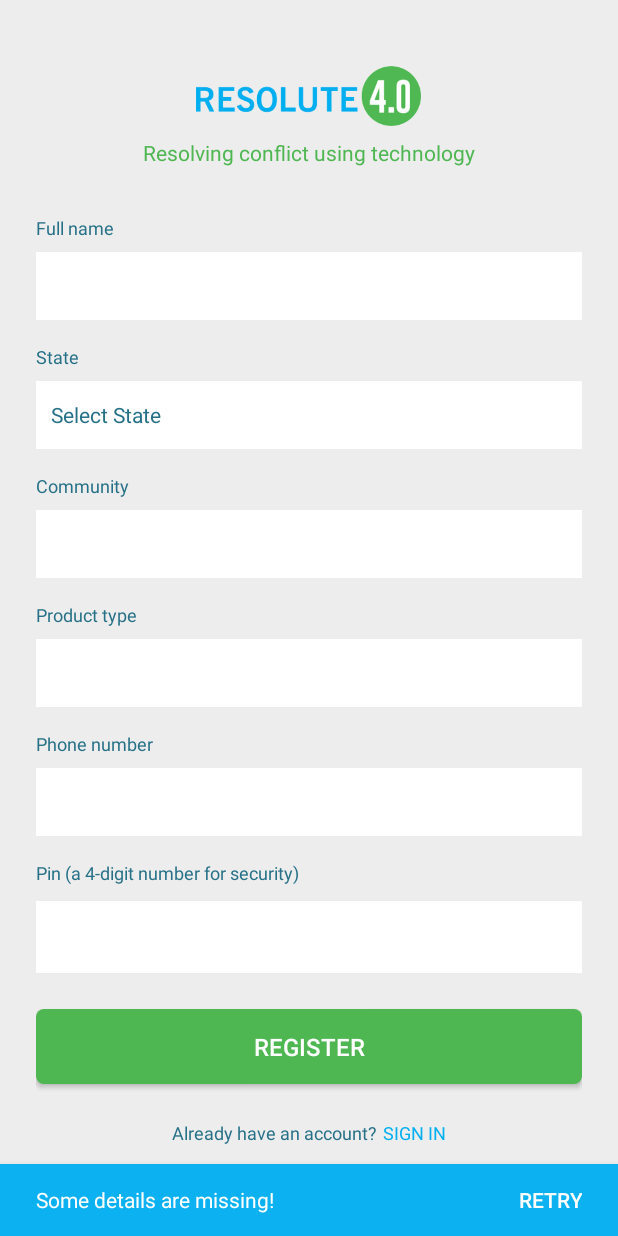
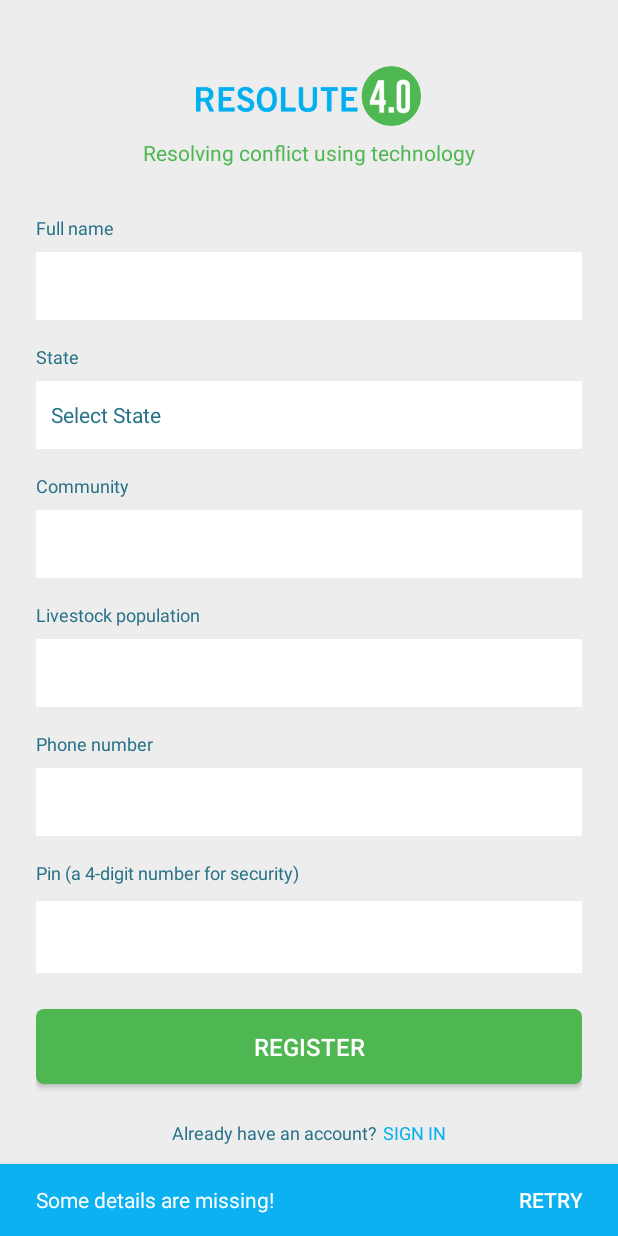
Before and after one commit to themavencoder/resolute40-herdsmen, an Android app: the RegisterActivity screen opened directly, with no data from a screen before it, after a tap on "REGISTER", on a phone screen of 412 x 824 dp. Run offline under Robolectric (Android 15) with nearby library versions, the phone set to English and light mode, and no system bars; libraries missing offline, so code that uses them is left out: com.raizlabs.android, org.parceler.

Commit message:
Registration functional

```diff
--- a/app/src/main/java/com/aloine/resolute40/auth/register/activity/RegisterActivity.java
+++ b/app/src/main/java/com/aloine/resolute40/auth/register/activity/RegisterActivity.java
@@ -39,7 +39,7 @@ import retrofit2.Callback;
 import retrofit2.Response;
 
 public class RegisterActivity extends AppCompatActivity implements RegisterContract.View {
-    private EditText mEtName, mEtPhone, mEtCommunity, mEtPin, mEtProductType;
+    private EditText mEtName, mEtPhone, mEtCommunity, mEtPin, mEtLivestockPopulation;
     private Spinner mSpState;
     private TextView mTvSignIn;
     private Button mButtonReg;
@@ -108,13 +108,13 @@ public class RegisterActivity extends AppCompatActivity implements RegisterContr
                 String community = mEtCommunity.getText().toString();
                 String phone_number = mEtPhone.getText().toString();
                 String pin = mEtPin.getText().toString();
-                String productType = mEtProductType.getText().toString();
-                mPresenter.insertData(full_name, phone_number,community, pin,productType);
+                String livestockpop = mEtLivestockPopulation.getText().toString();
+                mPresenter.insertData(full_name, phone_number,community, pin,livestockpop);
 
                 if (mPresenter.verifyEntries() && !mSpState.getSelectedItem().toString().equals("Select state")) {
                     dialogFragment.setCancelable(false);
                     dialogFragment.show(getSupportFragmentManager(), "my_dialog");
-                     model = new RegisterModel(full_name, mSpState.getSelectedItem().toString(),phone_number,community, productType,pin, "null", "Farmer" );
+                     model = new RegisterModel(full_name, mSpState.getSelectedItem().toString(),phone_number,community, "null",pin, livestockpop, "Herdsman" );
 
                     sendUserData(model);
 
@@ -161,7 +161,7 @@ public class RegisterActivity extends AppCompatActivity implements RegisterContr
         mEtPhone = findViewById(R.id.edit_phone_number);
         mEtCommunity = findViewById(R.id.edit_community);
         mEtPin = findViewById(R.id.edit_pin);
-        mEtProductType = findViewById(R.id.edit_product_type);
+        mEtLivestockPopulation = findViewById(R.id.edit_livestock_population);
         mTvSignIn = findViewById(R.id.text_sign_in);
         mButtonReg = findViewById(R.id.button_register);
         mCoordinatorLayout = findViewById(R.id.coordinatorLayout);
--- a/app/src/main/res/layout/activity_register.xml
+++ b/app/src/main/res/layout/activity_register.xml
@@ -112,12 +112,12 @@ android:fitsSystemWindows="true"
                 android:layout_width="wrap_content"
                 android:layout_height="wrap_content"
                 android:layout_marginTop="16dp"
-                android:text="Product type"
+                android:text="Livestock population"
                 android:textColor="#267187"
                 android:textSize="12sp" />
 
             <EditText
-                android:id="@+id/edit_product_type"
+                android:id="@+id/edit_livestock_population"
                 android:layout_width="match_parent"
                 android:layout_height="45dp"
                 android:layout_marginTop="8dp"
```
